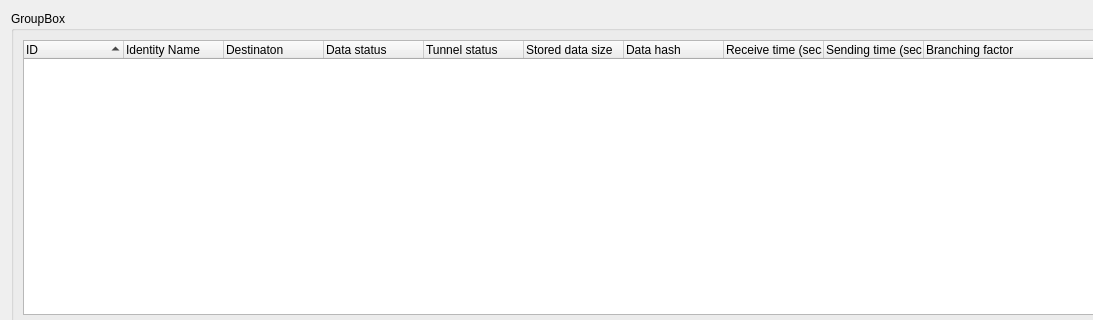
This is retroshare-gui/src/gui/statistics/GxsTransportStatistics.ui in RetroShare/RetroShare as Qt 5 draws it before an edit; both pictures show x 0 to 1093 and y 0 to 320 of the 1468 by 659 pixel window. The edited form follows.
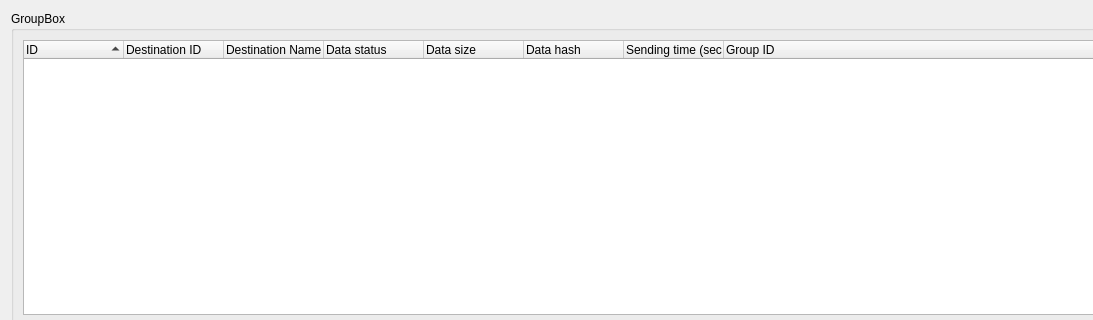
This is the edited form.

Commit message: added data hash to GxsTrans display

Diff of the .ui file:
```diff
--- a/retroshare-gui/src/gui/statistics/GxsTransportStatistics.ui
+++ b/retroshare-gui/src/gui/statistics/GxsTransportStatistics.ui
@@ -63,12 +63,12 @@
         </column>
         <column>
          <property name="text">
-          <string>Identity Name</string>
+          <string>Destination ID</string>
          </property>
         </column>
         <column>
          <property name="text">
-          <string>Destinaton</string>
+          <string>Destination Name</string>
          </property>
         </column>
         <column>
@@ -78,12 +78,7 @@
         </column>
         <column>
          <property name="text">
-          <string>Tunnel status</string>
-         </property>
-        </column>
-        <column>
-         <property name="text">
-          <string>Stored data size</string>
+          <string>Data size</string>
          </property>
         </column>
         <column>
@@ -91,11 +86,6 @@
           <string>Data hash</string>
          </property>
         </column>
-        <column>
-         <property name="text">
-          <string>Receive time (secs ago)</string>
-         </property>
-        </column>
         <column>
          <property name="text">
           <string>Sending time (secs ago)</string>
@@ -103,7 +93,7 @@
         </column>
         <column>
          <property name="text">
-          <string>Branching factor</string>
+          <string>Group ID</string>
          </property>
         </column>
        </widget>
```
The commit also changes 3 other files.
